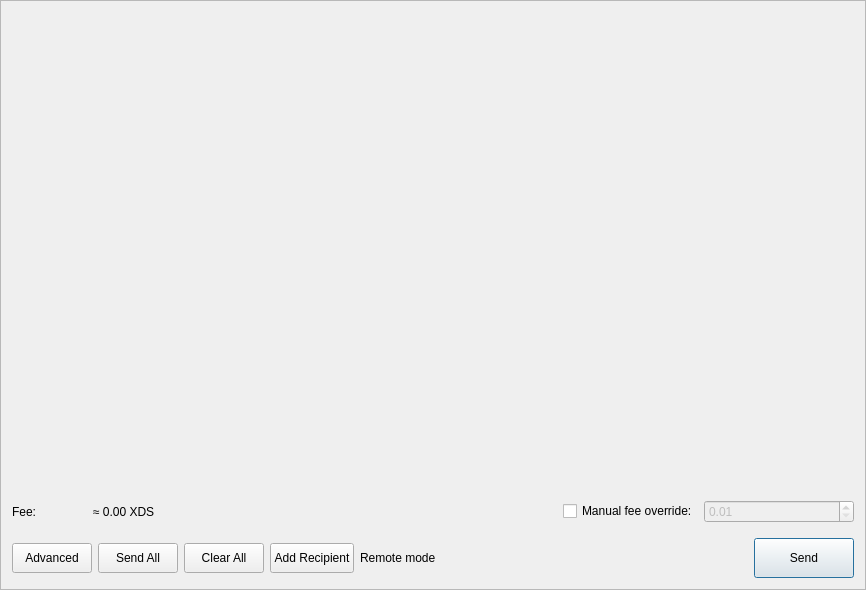
Old version of the form src/gui/ui/sendframe.ui in the repository discretecoin/discrete-wallet.
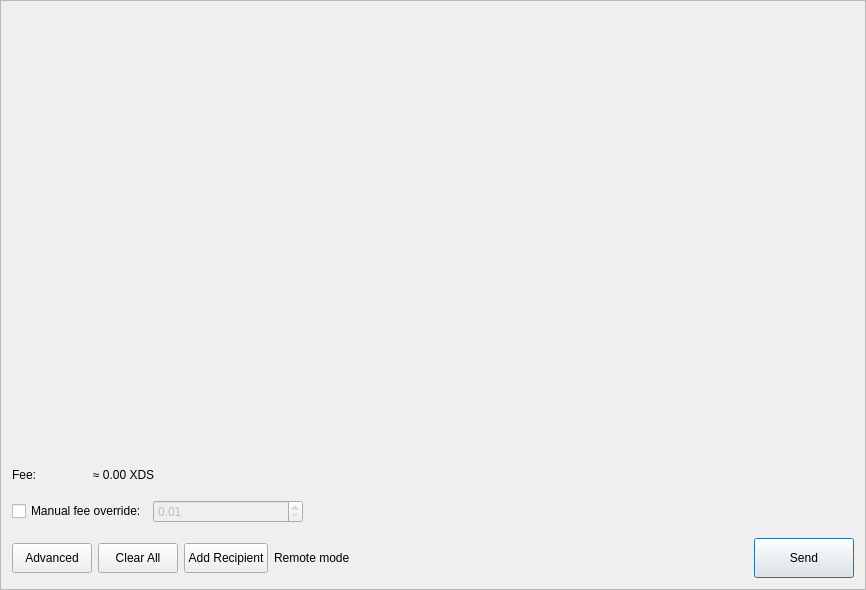
New version of the form. Icons and pictures are not drawn.

Commit message: Show fee estimate always; remove Send All (size-based fee makes it unreliable)

```diff
--- a/src/gui/ui/sendframe.ui
+++ b/src/gui/ui/sendframe.ui
@@ -68,18 +68,8 @@
     </widget>
    </item>
    <item>
-    <widget class="QFrame" name="m_advancedWidget">
-     <layout class="QGridLayout" name="advancedGridLayout">
-      <property name="leftMargin">
-       <number>0</number>
-      </property>
-      <property name="topMargin">
-       <number>9</number>
-      </property>
-      <property name="rightMargin">
-       <number>0</number>
-      </property>
-      <item row="0" column="0">
+    <layout class="QHBoxLayout" name="feeRowLayout">
+     <item>
        <widget class="QLabel" name="label_3">
         <property name="minimumSize">
          <size>
@@ -98,7 +88,7 @@
         </property>
        </widget>
       </item>
-      <item row="0" column="1">
+     <item>
        <widget class="QLabel" name="m_feeEstimateLabel">
         <property name="toolTip">
          <string>Estimated network fee. Discrete's fee is based on transaction size; the exact amount is set when the transaction is created.</string>
@@ -108,14 +98,11 @@
         </property>
        </widget>
       </item>
-      <item row="0" column="3">
-       <spacer name="horizontalSpacer">
+     <item>
+      <spacer name="feeRowSpacer">
         <property name="orientation">
          <enum>Qt::Horizontal</enum>
         </property>
-        <property name="sizeType">
-         <enum>QSizePolicy::Expanding</enum>
-        </property>
         <property name="sizeHint" stdset="0">
          <size>
           <width>100</width>
@@ -124,14 +111,44 @@
         </property>
        </spacer>
       </item>
-      <item row="0" column="4">
+    </layout>
+   </item>
+   <item>
+    <widget class="QFrame" name="m_advancedWidget">
+     <layout class="QGridLayout" name="advancedGridLayout">
+      <property name="leftMargin">
+       <number>0</number>
+      </property>
+      <property name="topMargin">
+       <number>9</number>
+      </property>
+      <property name="rightMargin">
+       <number>0</number>
+      </property>
+      <item row="0" column="0">
        <widget class="QCheckBox" name="m_manualFeeCheckBox">
         <property name="text">
          <string>Manual fee override:</string>
         </property>
        </widget>
       </item>
-      <item row="0" column="5">
+      <item row="0" column="2">
+       <spacer name="advancedSpacer">
+        <property name="orientation">
+         <enum>Qt::Horizontal</enum>
+        </property>
+        <property name="sizeType">
+         <enum>QSizePolicy::Expanding</enum>
+        </property>
+        <property name="sizeHint" stdset="0">
+         <size>
+          <width>100</width>
+          <height>20</height>
+         </size>
+        </property>
+       </spacer>
+      </item>
+      <item row="0" column="1">
        <widget class="QDoubleSpinBox" name="m_feeSpin">
         <property name="enabled">
          <bool>false</bool>
@@ -205,29 +222,6 @@
        </property>
       </widget>
      </item>
-     <item>
-      <widget class="QPushButton" name="m_sendAllButton">
-       <property name="minimumSize">
-        <size>
-         <width>0</width>
-         <height>30</height>
-        </size>
-       </property>
-       <property name="maximumSize">
-        <size>
-         <width>16777215</width>
-         <height>30</height>
-        </size>
-       </property>
-       <property name="text">
-        <string>Send All</string>
-       </property>
-       <property name="icon">
-        <iconset resource="../../resources.qrc">
-         <normaloff>:/icons/sweep</normaloff>:/icons/sweep</iconset>
-       </property>
-      </widget>
-     </item>
      <item>
       <widget class="QPushButton" name="m_clearAllButton">
        <property name="minimumSize">
```
Left out of the diff: 18 changed lines with no effect on the pictures. Lines whose indentation alone changed are shown as unchanged. The commit also changes 2 other files.
